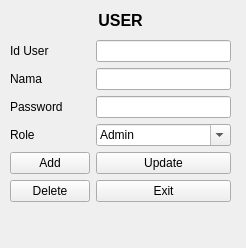
This is FrmUser.ui in FarchanS/PBE-kel5-apartment as Qt 5 draws it before an edit. The edited form follows.
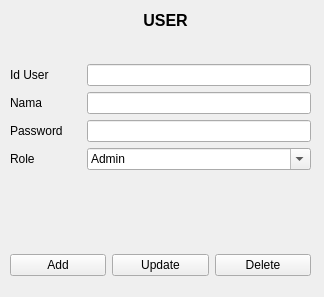
This is the edited form.

Patch:
```diff
--- a/FrmUser.ui
+++ b/FrmUser.ui
@@ -6,10 +6,16 @@
    <rect>
     <x>0</x>
     <y>0</y>
-    <width>246</width>
-    <height>248</height>
+    <width>324</width>
+    <height>297</height>
    </rect>
   </property>
+  <property name="maximumSize">
+   <size>
+    <width>324</width>
+    <height>297</height>
+   </size>
+  </property>
   <property name="windowTitle">
    <string>Form User</string>
   </property>
@@ -17,9 +23,9 @@
    <widget class="QLabel" name="label">
     <property name="geometry">
      <rect>
-      <x>0</x>
+      <x>20</x>
       <y>10</y>
-      <width>241</width>
+      <width>291</width>
       <height>20</height>
      </rect>
     </property>
@@ -42,11 +48,20 @@
      <rect>
       <x>10</x>
       <y>40</y>
-      <width>221</width>
-      <height>191</height>
+      <width>301</width>
+      <height>211</height>
      </rect>
     </property>
     <layout class="QFormLayout" name="formLayout">
+     <property name="horizontalSpacing">
+      <number>24</number>
+     </property>
+     <property name="topMargin">
+      <number>24</number>
+     </property>
+     <property name="rightMargin">
+      <number>0</number>
+     </property>
      <item row="0" column="0">
       <widget class="QLabel" name="idUserLabel">
        <property name="text">
@@ -107,28 +122,33 @@
        </item>
       </widget>
      </item>
-     <item row="4" column="0">
+    </layout>
+   </widget>
+   <widget class="QWidget" name="horizontalLayoutWidget_2">
+    <property name="geometry">
+     <rect>
+      <x>10</x>
+      <y>250</y>
+      <width>301</width>
+      <height>31</height>
+     </rect>
+    </property>
+    <layout class="QHBoxLayout" name="horizontalLayout_2">
+     <item>
       <widget class="QPushButton" name="PB_add">
        <property name="text">
         <string>Add</string>
        </property>
       </widget>
      </item>
-     <item row="4" column="1">
+     <item>
       <widget class="QPushButton" name="PB_update">
        <property name="text">
         <string>Update</string>
        </property>
       </widget>
      </item>
-     <item row="5" column="1">
-      <widget class="QPushButton" name="PB_exit">
-       <property name="text">
-        <string>Exit</string>
-       </property>
-      </widget>
-     </item>
-     <item row="5" column="0">
+     <item>
       <widget class="QPushButton" name="PB_del">
        <property name="text">
         <string>Delete</string>
```
Left out of the diff: 2 changed lines with no effect on the pictures.
